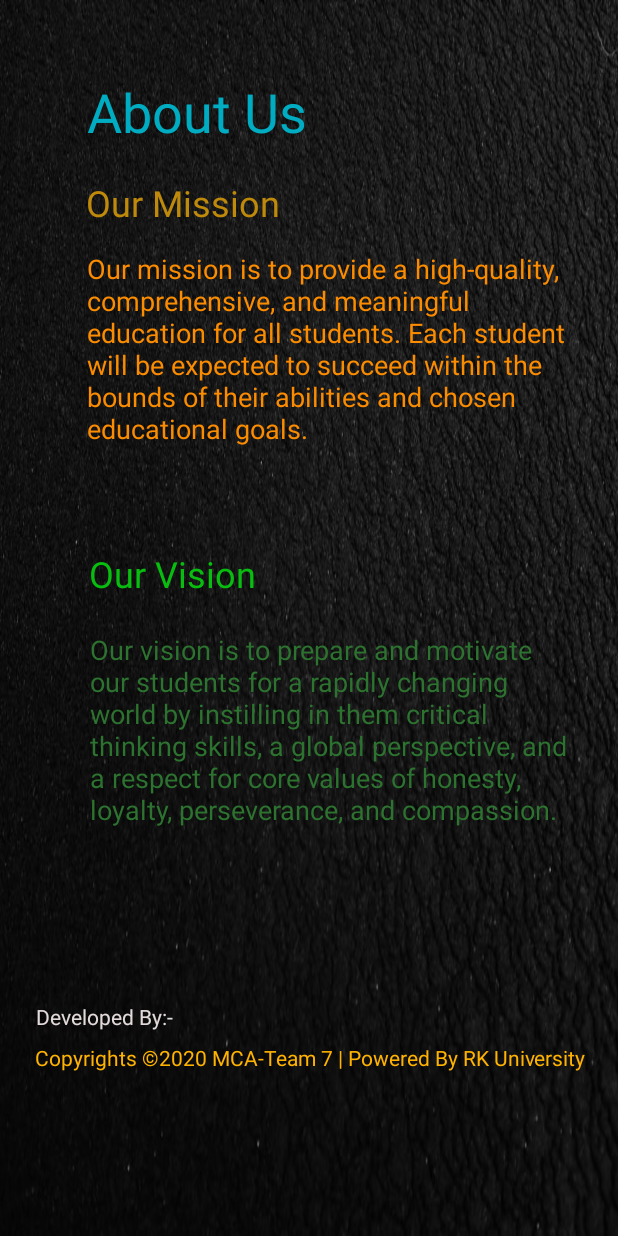
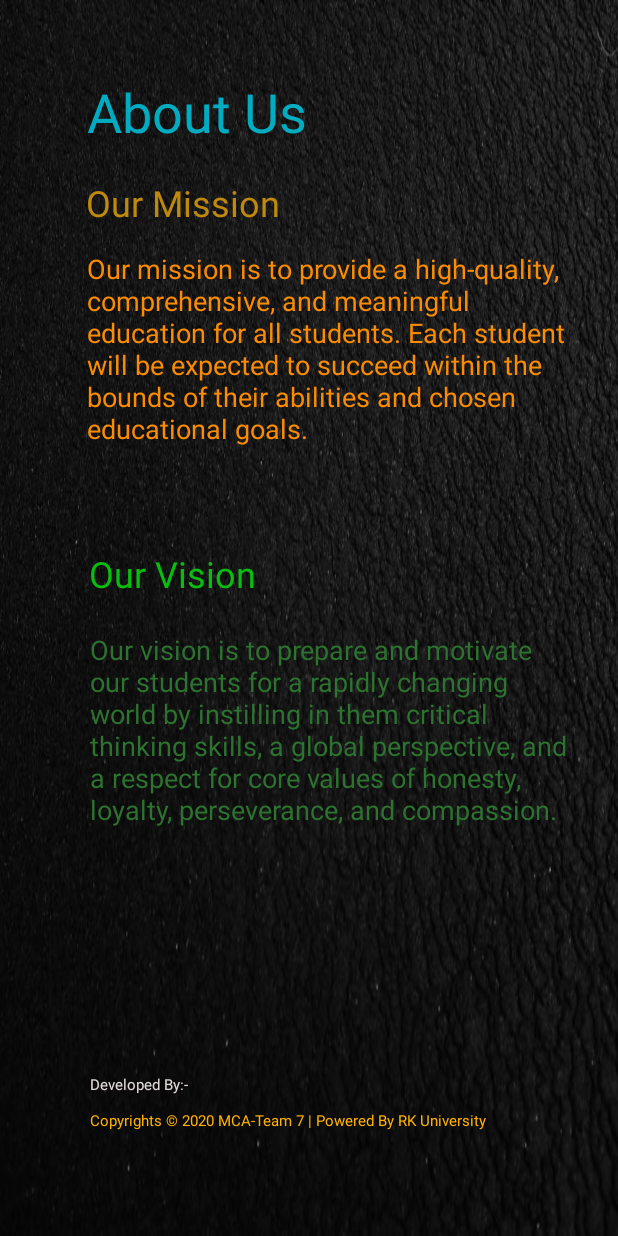
Before and after one commit to bhoomichotaliya/QuizApp, an Android app: the AboutUs screen opened directly, with no data from a screen before it, on a phone screen of 412 x 824 dp. Run offline under Robolectric (Android 15) with nearby library versions, the phone set to English and light mode, and no system bars; Roboto replaces fonts that are not available here.

```diff
--- a/app/src/main/res/layout/activity_about_us.xml
+++ b/app/src/main/res/layout/activity_about_us.xml
@@ -82,12 +82,11 @@
         android:id="@+id/txtFooter"
         android:layout_width="wrap_content"
         android:layout_height="wrap_content"
-        android:layout_marginStart="23dp"
-        android:layout_marginTop="52dp"
-        android:layout_marginEnd="296dp"
+        android:layout_marginStart="60dp"
+        android:layout_marginTop="100dp"
         android:text="Developed By:-"
         android:textColor="#E3DADA"
-        app:layout_constraintEnd_toEndOf="parent"
+        android:textSize="10sp"
         app:layout_constraintStart_toStartOf="parent"
         app:layout_constraintTop_toBottomOf="@+id/textView5" />
 
@@ -95,12 +94,11 @@
         android:id="@+id/textView8"
         android:layout_width="wrap_content"
         android:layout_height="wrap_content"
-        android:layout_marginStart="22dp"
-        android:layout_marginTop="8dp"
-        android:layout_marginEnd="20dp"
-        android:text="Copyrights ©2020 MCA-Team 7 | Powered By RK University"
+        android:layout_marginStart="60dp"
+        android:layout_marginTop="10dp"
+        android:text="Copyrights © 2020 MCA-Team 7 | Powered By RK University"
         android:textColor="#FFB300"
-        app:layout_constraintEnd_toEndOf="parent"
+        android:textSize="10sp"
         app:layout_constraintStart_toStartOf="parent"
         app:layout_constraintTop_toBottomOf="@+id/txtFooter" />
 
--- a/app/src/main/res/layout/activity_contact_us.xml
+++ b/app/src/main/res/layout/activity_contact_us.xml
@@ -159,7 +159,7 @@
         android:shadowColor="#C1901B"
         android:shadowDx="4"
         android:shadowDy="4"
-        android:shadowRadius="2"
+        android:shadowRadius="3"
         android:text="Enquiry Form :"
         android:textColor="#C60505"
         android:textSize="24sp"
```
